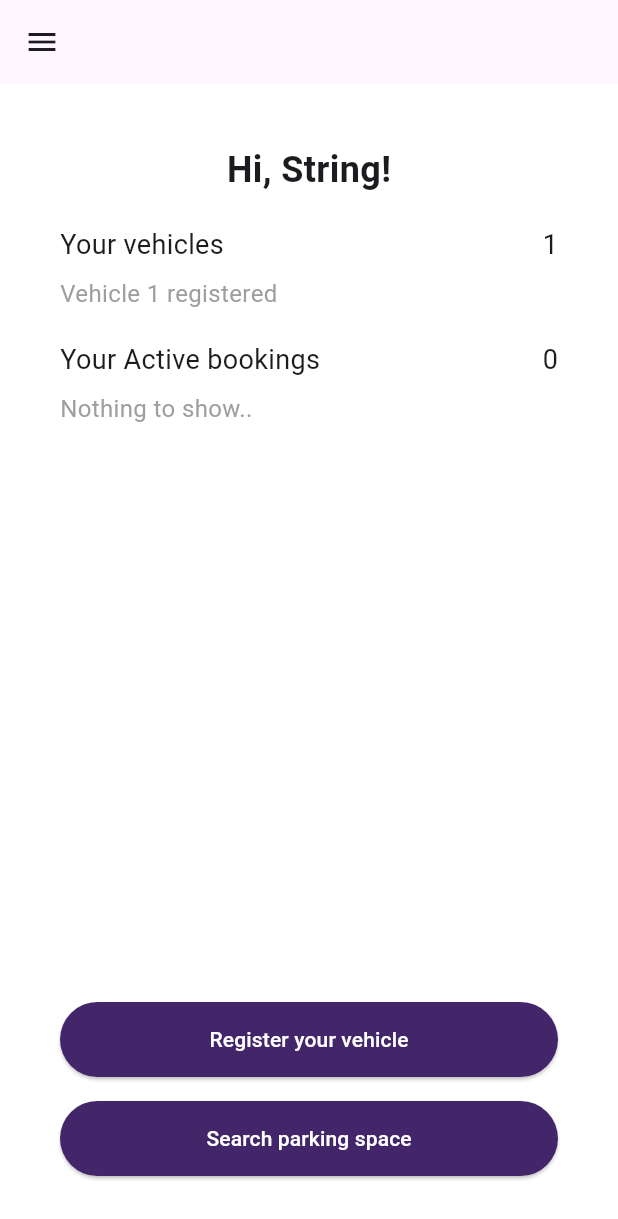
After one commit to aditya-1404/Parking-app, a Flutter app: the HomePage screen opened by its route, after a tap on "Register your vehicle", on a phone screen of 412 x 824 dp. The commit adds this screen. Shown: the top 1219 px of the screen. Run offline on Flutter 3.47's test engine with Material 3 defaults, Android fonts, the phone set to English and light mode, and no system bars; our stand-ins replace cloud_firestore, firebase_auth, firebase_core, google_fonts, google_maps_flutter, google_sign_in; missing offline and left inert: flutter_facebook_auth; accounts and stored records are empty; Roboto replaces fonts that are missing (Itim).

Commit message:
added home page and menu bar

```diff
--- a/lib/main.dart
+++ b/lib/main.dart
@@ -1,12 +1,14 @@
 import "package:flutter/material.dart";
 import "package:google_fonts/google_fonts.dart";
 import "package:parking_app/pages/mappage.dart";
+import "package:parking_app/pages/menu.dart";
 import "package:parking_app/pages/signin.dart";
 import "package:parking_app/pages/signup.dart";
 import "package:parking_app/pages/welcomepage.dart";
 import 'package:firebase_core/firebase_core.dart';
+import 'package:parking_app/pages/homepage.dart';
 
-void main() async{
+void main() async {
   WidgetsFlutterBinding.ensureInitialized();
   await Firebase.initializeApp();
   runApp(MyApp());
@@ -14,20 +16,23 @@ void main() async{
 
 class MyApp extends StatelessWidget {
   @override
-  Widget build(BuildContext context){
+  Widget build(BuildContext context) {
     return MaterialApp(
-      themeMode: ThemeMode.light,
-      theme:ThemeData(
-        primarySwatch: Colors.blue,
-        fontFamily: GoogleFonts.itim().fontFamily,
-      ),
-      initialRoute: "/",
-      routes:{
-        "/":(context)=>WelcomePage(),
-        "/signin":(context)=>SignIn(),
-        "/signup":(context)=>SignUpScreen(),
-        "/mapscreen":(context)=>MapScreen()
-      }
-    );
+        themeMode: ThemeMode.light,
+        theme: ThemeData(
+          primarySwatch: Colors.blue,
+          fontFamily: GoogleFonts.itim().fontFamily,
+        ),
+        initialRoute: "/",
+        routes: {
+          "/": (context) => WelcomePage(),
+          "/signin": (context) => SignIn(),
+          "/signup": (context) => SignUpScreen(),
+          "/mapscreen": (context) => MapScreen(),
+          "/homepage": (context) => HomePage(
+                userName: "String",
+              ),
+          "/menu": (context) => MenuPage()
+        });
   }
 }
--- /dev/null
+++ b/lib/pages/homepage.dart
@@ -0,0 +1,139 @@
+import 'package:flutter/material.dart';
+import 'package:parking_app/pages/menu.dart';
+
+class HomePage extends StatefulWidget {
+  final String userName;
+
+  HomePage({required this.userName});
+
+  @override
+  _HomePageState createState() => _HomePageState();
+}
+
+class _HomePageState extends State<HomePage> {
+  int vehicleCount = 0;
+  int bookingCount = 0;
+  String vehicleStatus = "Nothing to show..";
+  String bookingStatus = "Nothing to show..";
+
+  void registerVehicle() {
+    setState(() {
+      vehicleCount++;
+      vehicleStatus = "Vehicle $vehicleCount registered";
+    });
+  }
+
+  void bookParking() {
+    setState(() {
+      bookingCount++;
+      bookingStatus = "Booking $bookingCount active";
+    });
+  }
+
+  @override
+  Widget build(BuildContext context) {
+    return Scaffold(
+      backgroundColor: Colors.white,
+      appBar: AppBar(
+        leading: Builder(
+          builder: (context) => IconButton(
+            icon: Icon(Icons.menu),
+            onPressed: () => Scaffold.of(context).openDrawer(),
+          ),
+        ),
+      ),
+      drawer: Drawer(
+        child: MenuPage(), // Use your MenuPage widget here
+      ),
+      body: Padding(
+        padding: const EdgeInsets.all(40.0),
+        child: Column(
+          crossAxisAlignment: CrossAxisAlignment.start,
+          children: [
+            Center(
+              child: Text(
+                'Hi, ${widget.userName}!',
+                style: TextStyle(
+                  fontSize: 24,
+                  fontWeight: FontWeight.bold,
+                ),
+              ),
+            ),
+            SizedBox(height: 20),
+            Row(
+              mainAxisAlignment: MainAxisAlignment.spaceBetween,
+              children: [
+                Text(
+                  'Your vehicles',
+                  style: TextStyle(
+                    fontSize: 18,
+                  ),
+                ),
+                Text(
+                  '$vehicleCount',
+                  style: TextStyle(
+                    fontSize: 18,
+                  ),
+                ),
+              ],
+            ),
+            SizedBox(height: 8),
+            Text(
+              vehicleStatus,
+              style: TextStyle(
+                fontSize: 16,
+                color: Colors.grey,
+              ),
+            ),
+            SizedBox(height: 20),
+            Row(
+              mainAxisAlignment: MainAxisAlignment.spaceBetween,
+              children: [
+                Text(
+                  'Your Active bookings',
+                  style: TextStyle(
+                    fontSize: 18,
+                  ),
+                ),
+                Text(
+                  '$bookingCount',
+                  style: TextStyle(
+                    fontSize: 18,
+                  ),
+                ),
+              ],
+            ),
+            SizedBox(height: 8),
+            Text(
+              bookingStatus,
+              style: TextStyle(
+                fontSize: 16,
+                color: Colors.grey,
+              ),
+            ),
+            Spacer(),
+            ElevatedButton(
+              onPressed: registerVehicle,
+              style: ElevatedButton.styleFrom(
+                minimumSize: Size(double.infinity, 50),
+                backgroundColor: Color(0xff422669),
+              ),
+              child: Text('Register your vehicle',
+                  style: TextStyle(color: Colors.white)),
+            ),
+            SizedBox(height: 16),
+            ElevatedButton(
+              onPressed: bookParking,
+              style: ElevatedButton.styleFrom(
+                minimumSize: Size(double.infinity, 50),
+                backgroundColor: Color(0xff422669),
+              ),
+              child: Text('Search parking space',
+                  style: TextStyle(color: Colors.white)),
+            ),
+          ],
+        ),
+      ),
+    );
+  }
+}
--- /dev/null
+++ b/lib/pages/menu.dart
@@ -0,0 +1,86 @@
+import 'package:flutter/material.dart';
+
+class MenuPage extends StatelessWidget {
+  @override
+  Widget build(BuildContext context) {
+    return Scaffold(
+      backgroundColor: Colors.white,
+      body: Drawer(
+        child: ListView(
+          padding: EdgeInsets.zero,
+          children: <Widget>[
+            const DrawerHeader(
+              decoration: BoxDecoration(
+                gradient: LinearGradient(
+                  begin: Alignment.topLeft,
+                  end: Alignment.bottomRight,
+                  colors: [Color(0xff1F1133), Color(0xff5D3299)],
+                ),
+              ),
+              child: Column(
+                crossAxisAlignment: CrossAxisAlignment.start,
+                children: [
+                  CircleAvatar(
+                    radius: 15,
+                    backgroundImage: AssetImage('assets/images/user.png'),
+                    backgroundColor: Colors.transparent,
+                  ),
+                  SizedBox(height: 10),
+                  Text(
+                    'Your Name',
+                    style: TextStyle(
+                      color: Colors.white,
+                      fontSize: 20,
+                    ),
+                  ),
+                  Text(
+                    'email@gmail.com',
+                    style: TextStyle(
+                      color: Colors.white,
+                      fontSize: 14,
+                    ),
+                  ),
+                ],
+              ),
+            ),
+            ListTile(
+              title: Text('My Bookings'),
+              onTap: () {
+                // Navigate to bookings page or perform action
+                Navigator.pop(context); // Close the drawer
+              },
+            ),
+            ListTile(
+              title: Text('My Cars'),
+              onTap: () {
+                // Navigate to cars page or perform action
+                Navigator.pop(context); // Close the drawer
+              },
+            ),
+            ListTile(
+              title: Text('Find My Parking'),
+              onTap: () {
+                // Navigate to parking page or perform action
+                Navigator.pop(context); // Close the drawer
+              },
+            ),
+            ListTile(
+              title: Text('My Payment History'),
+              onTap: () {
+                // Navigate to payment history page or perform action
+                Navigator.pop(context); // Close the drawer
+              },
+            ),
+            ListTile(
+              title: Text('Log Out'),
+              onTap: () {
+                // Perform log out action
+                Navigator.pop(context); // Close the drawer
+              },
+            ),
+          ],
+        ),
+      ),
+    );
+  }
+}
--- a/lib/pages/signin.dart
+++ b/lib/pages/signin.dart
@@ -9,7 +9,8 @@ class SignIn extends StatelessWidget {
   Future<void> _signInWithGoogle(BuildContext context) async {
     try {
       final GoogleSignInAccount? googleUser = await GoogleSignIn().signIn();
-      final GoogleSignInAuthentication googleAuth = await googleUser!.authentication;
+      final GoogleSignInAuthentication googleAuth =
+          await googleUser!.authentication;
 
       final OAuthCredential credential = GoogleAuthProvider.credential(
         accessToken: googleAuth.accessToken,
@@ -18,7 +19,7 @@ class SignIn extends StatelessWidget {
 
       await _auth.signInWithCredential(credential);
       //Navigate to the map screen after successful sign-in
-      Navigator.of(context).pushNamed('/mapscreen');
+      Navigator.of(context).pushNamed('/homepage');
     } catch (e) {
       print(e);
     }
@@ -27,7 +28,8 @@ class SignIn extends StatelessWidget {
   Future<void> _signInWithFacebook() async {
     try {
       final LoginResult result = await FacebookAuth.instance.login();
-      final OAuthCredential credential = FacebookAuthProvider.credential(result.accessToken!.token);
+      final OAuthCredential credential =
+          FacebookAuthProvider.credential(result.accessToken!.token);
       await _auth.signInWithCredential(credential);
       // Navigate to the map screen after successful sign-in
       // Navigator.of(context).pushNamed('/mapscreen');
@@ -89,7 +91,7 @@ class SignIn extends StatelessWidget {
                   password: passwordController.text.trim(),
                 );
                 Navigator.of(context).pop();
-                Navigator.of(context).pushNamed('/mapscreen');
+                Navigator.of(context).pushNamed('/homepage');
               } on FirebaseAuthException catch (e) {
                 String message;
                 switch (e.code) {
@@ -102,14 +104,13 @@ class SignIn extends StatelessWidget {
                   default:
                     message = 'An error occurred. Please try again.';
                 }
-                ScaffoldMessenger.of(context).showSnackBar(SnackBar(content: Text(message)));
+                ScaffoldMessenger.of(context)
+                    .showSnackBar(SnackBar(content: Text(message)));
               }
             },
             child: Text('Sign In'),
             style: ElevatedButton.styleFrom(
-              foregroundColor: Colors.white,
-              backgroundColor: Colors.blue
-            ),
+                foregroundColor: Colors.white, backgroundColor: Colors.blue),
           ),
         ],
       ),
@@ -119,9 +120,10 @@ class SignIn extends StatelessWidget {
   @override
   Widget build(BuildContext context) {
     return Scaffold(
+      backgroundColor: Colors.white,
       body: Center(
         child: Padding(
-          padding: const EdgeInsets.all(16.0),
+          padding: const EdgeInsets.all(45.0),
           child: Column(
             mainAxisAlignment: MainAxisAlignment.center,
             children: <Widget>[
@@ -134,7 +136,7 @@ class SignIn extends StatelessWidget {
               ),
               SizedBox(height: 40),
               ElevatedButton.icon(
-                onPressed:()=> _signInWithGoogle(context),
+                onPressed: () => _signInWithGoogle(context),
                 icon: Image.asset(
                   "assets/images/google.png",
                   height: 24, // Adjust the size of the icon
--- a/lib/pages/signup.dart
+++ b/lib/pages/signup.dart
@@ -12,13 +12,17 @@ class SignUpScreen extends StatelessWidget {
 
   Future<void> signUp(BuildContext context) async {
     try {
-      UserCredential userCredential = await _firebaseAuth.createUserWithEmailAndPassword(
+      UserCredential userCredential =
+          await _firebaseAuth.createUserWithEmailAndPassword(
         email: emailController.text.trim(),
         password: passwordController.text.trim(),
       );
 
       // Optionally, add user info to Firestore
-      await FirebaseFirestore.instance.collection('users').doc(userCredential.user?.uid).set({
+      await FirebaseFirestore.instance
+          .collection('users')
+          .doc(userCredential.user?.uid)
+          .set({
         'email': emailController.text.trim(),
       });
 
@@ -35,56 +39,70 @@ class SignUpScreen extends StatelessWidget {
         default:
           message = '$e';
       }
-      ScaffoldMessenger.of(context).showSnackBar(SnackBar(content: Text(message)));
+      ScaffoldMessenger.of(context)
+          .showSnackBar(SnackBar(content: Text(message)));
     }
   }
 
   Future<void> signUpWithGoogle(BuildContext context) async {
     try {
       final GoogleSignInAccount? googleUser = await GoogleSignIn().signIn();
-      final GoogleSignInAuthentication googleAuth = await googleUser!.authentication;
+      final GoogleSignInAuthentication googleAuth =
+          await googleUser!.authentication;
 
       final OAuthCredential credential = GoogleAuthProvider.credential(
         accessToken: googleAuth.accessToken,
         idToken: googleAuth.idToken,
       );
 
-      UserCredential userCredential = await _firebaseAuth.signInWithCredential(credential);
+      UserCredential userCredential =
+          await _firebaseAuth.signInWithCredential(credential);
 
       // Optionally, add user info to Firestore
-      await FirebaseFirestore.instance.collection('users').doc(userCredential.user?.uid).set({
+      await FirebaseFirestore.instance
+          .collection('users')
+          .doc(userCredential.user?.uid)
+          .set({
         'email': userCredential.user?.email,
       });
 
       Navigator.of(context).pushNamed('/mapscreen');
     } catch (e) {
-      ScaffoldMessenger.of(context).showSnackBar(SnackBar(content: Text('Failed to sign up with Google: $e')));
+      ScaffoldMessenger.of(context).showSnackBar(
+          SnackBar(content: Text('Failed to sign up with Google: $e')));
     }
   }
 
   Future<void> signUpWithFacebook(BuildContext context) async {
     try {
       final LoginResult result = await FacebookAuth.instance.login();
-      final OAuthCredential credential = FacebookAuthProvider.credential(result.accessToken!.token);
+      final OAuthCredential credential =
+          FacebookAuthProvider.credential(result.accessToken!.token);
 
-      UserCredential userCredential = await _firebaseAuth.signInWithCredential(credential);
+      UserCredential userCredential =
+          await _firebaseAuth.signInWithCredential(credential);
 
       // Optionally, add user info to Firestore
-      await FirebaseFirestore.instance.collection('users').doc(userCredential.user?.uid).set({
+      await FirebaseFirestore.instance
+          .collection('users')
+          .doc(userCredential.user?.uid)
+          .set({
         'email': userCredential.user?.email,
       });
 
       Navigator.of(context).pushNamed('/mapscreen');
     } catch (e) {
-      ScaffoldMessenger.of(context).showSnackBar(SnackBar(content: Text('Failed to sign up with Facebook: $e')));
+      ScaffoldMessenger.of(context).showSnackBar(
+          SnackBar(content: Text('Failed to sign up with Facebook: $e')));
     }
   }
 
   @override
   Widget build(BuildContext context) {
     return Scaffold(
+      backgroundColor: Colors.white,
       body: Padding(
-        padding: const EdgeInsets.all(55.0),
+        padding: const EdgeInsets.all(45.0),
         child: Column(
           mainAxisAlignment: MainAxisAlignment.center,
           children: <Widget>[
@@ -92,7 +110,7 @@ class SignUpScreen extends StatelessWidget {
               'Create your account',
               style: TextStyle(fontSize: 24, fontWeight: FontWeight.bold),
             ),
-            SizedBox(height: 20),
+            SizedBox(height: 40),
             TextField(
               controller: emailController,
               decoration: InputDecoration(
@@ -117,6 +135,7 @@ class SignUpScreen extends StatelessWidget {
             ),
             SizedBox(height: 16),
             Row(
+              mainAxisAlignment: MainAxisAlignment.center,
               children: <Widget>[
                 Checkbox(
                   value: false,
--- a/lib/pages/welcomepage.dart
+++ b/lib/pages/welcomepage.dart
@@ -1,6 +1,5 @@
 import "package:flutter/material.dart";
 import "package:parking_app/pages/signin.dart";
-
 
 class WelcomePage extends StatefulWidget {
   @override
@@ -12,7 +11,7 @@ class _WelcomePageState extends State<WelcomePage> {
   void initState() {
     super.initState();
     // Navigate to HomePage after 2 seconds
-    Future.delayed(Duration(seconds: 2), () {
+    Future.delayed(Duration(seconds: 5), () {
       Navigator.pushReplacement(
         context,
         MaterialPageRoute(builder: (context) => SignIn()),
@@ -26,17 +25,26 @@ class _WelcomePageState extends State<WelcomePage> {
       color: Colors.white,
       child: Column(
         children: [
-            SizedBox(height:160,),
-            Center(child: Text("Welcome",style: TextStyle(
-              fontSize: 40,
-              fontWeight: FontWeight.bold
-            ),)),
-            SizedBox(height: 50,),
+          SizedBox(
+            height: 160,
+          ),
+          Center(
+              child: Text(
+            "Welcome",
+            style: TextStyle(fontSize: 40, fontWeight: FontWeight.bold),
+          )),
+          SizedBox(
+            height: 50,
+          ),
           Image.asset("assets/images/p1.png"),
-            SizedBox(height: 20,),
-            Center(child: Text("Smart Parking System",style: TextStyle(
-              fontSize: 18
-            ),))
+          SizedBox(
+            height: 20,
+          ),
+          Center(
+              child: Text(
+            "Smart Parking System",
+            style: TextStyle(fontSize: 18),
+          ))
         ],
       ),
     );
```
Also changed, not shown: assets/images/user.png (added), lib/firebase_options.dart. Lines whose indentation alone changed are shown as unchanged.
